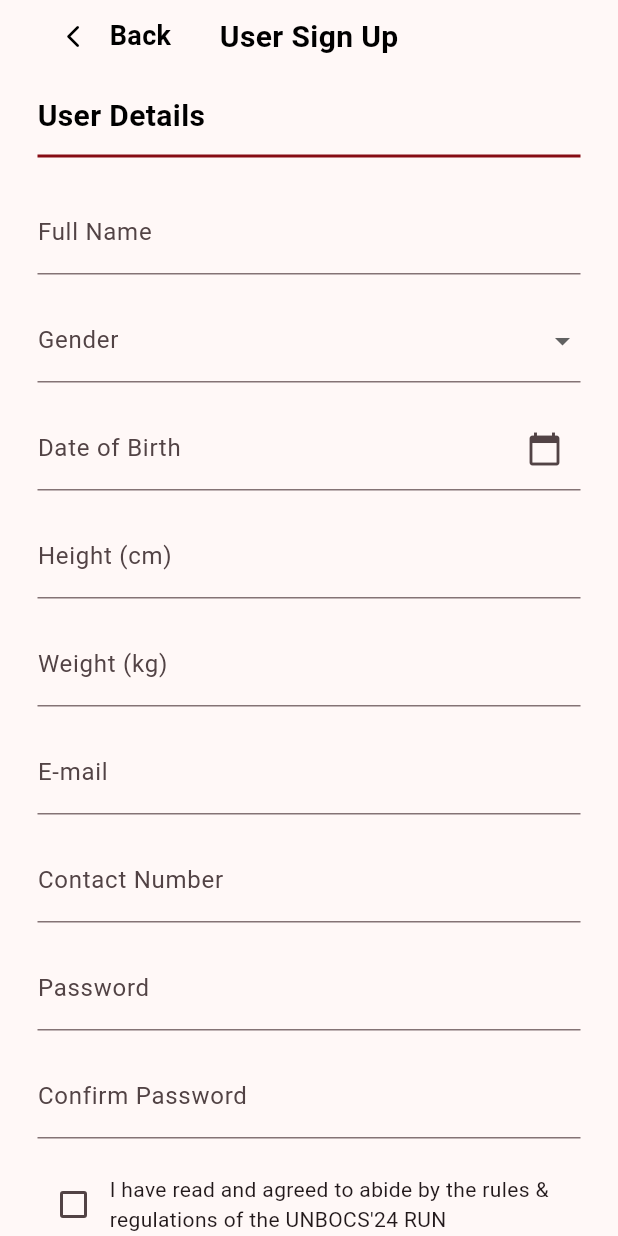
After one commit to Apps-Builder/utmrunify, a Flutter app: the screen it shows after launch, after a tap on "Sign Up as User", on a phone screen of 412 x 824 dp. The commit adds this screen. Run offline on Flutter 3.47's test engine with Material 3 defaults, Android fonts, the light colour scheme and no system bars; our stand-ins replace cloud_firestore, firebase_auth, firebase_core; accounts and stored records are empty; network calls fail.

Commit message:
user organiser login signup backend

```diff
--- a/lib/loginpage.dart
+++ b/lib/loginpage.dart
@@ -2,6 +2,7 @@ import 'dart:developer';
 
 import 'package:flutter/material.dart';
 import 'package:flutter/services.dart';
+import 'package:utmrunify/usersignuppage.dart';
 
 import 'auth_service.dart';
 import 'main.dart';
@@ -92,7 +93,7 @@ class _LoginPageState extends State<LoginPage> {
                     decoration: InputDecoration(
                       filled: true,
                       fillColor: Colors.white,
-                      hintText: 'UTM Email',
+                      hintText: 'E-mail',
                       border: OutlineInputBorder(
                         borderRadius: BorderRadius.circular(15.0),
                       ),
@@ -117,6 +118,27 @@ class _LoginPageState extends State<LoginPage> {
                       EdgeInsets.symmetric(vertical: 15, horizontal: 20),
                     ),
                     controller: _password,
+                  ),
+                  SizedBox(height: 10),
+                  GestureDetector(
+                    onTap: () {
+                      Navigator.push(
+                        context,
+                        PageRouteBuilder(
+                          pageBuilder: (context, animation, secondaryAnimation) => UserSignUpPage(),
+                          transitionDuration: Duration.zero, // Removes the transition duration
+                          reverseTransitionDuration: Duration.zero, // Removes reverse transition
+                        ),
+                      );
+                    },
+                    child: Text(
+                      "Sign Up as User",
+                      style: TextStyle(
+                        color: Colors.white,
+                        decoration: TextDecoration.underline,
+                        decorationColor: Colors.white,
+                      ),
+                    ),
                   ),
                   SizedBox(height: 15),
                   GestureDetector(
--- a/lib/organiserloginpage.dart
+++ b/lib/organiserloginpage.dart
@@ -1,12 +1,13 @@
 import 'package:flutter/material.dart';
 import 'package:flutter/services.dart';
+import 'package:utmrunify/organizerHomePage.dart';
 
 import 'loginpage.dart';
 import 'main.dart';
 import 'organisersignuppage.dart';
-import 'organizerHomePage.dart';
 
 class OrganiserLoginPage extends StatefulWidget {
+
   @override
   _OrganiserLoginPageState createState() => _OrganiserLoginPageState();
 }
@@ -53,8 +54,7 @@ class _OrganiserLoginPageState extends State<OrganiserLoginPage> {
           // Content (centered)
           Center(
             child: Padding(
-              padding:
-                  const EdgeInsets.symmetric(horizontal: 30.0, vertical: 80.0),
+              padding: const EdgeInsets.symmetric(horizontal: 30.0, vertical: 80.0),
               child: Column(
                 mainAxisAlignment: MainAxisAlignment.center,
                 children: [
@@ -94,7 +94,7 @@ class _OrganiserLoginPageState extends State<OrganiserLoginPage> {
                         borderRadius: BorderRadius.circular(15.0),
                       ),
                       contentPadding:
-                          EdgeInsets.symmetric(vertical: 15, horizontal: 20),
+                      EdgeInsets.symmetric(vertical: 15, horizontal: 20),
                     ),
                     controller: _email,
                   ),
@@ -111,7 +111,7 @@ class _OrganiserLoginPageState extends State<OrganiserLoginPage> {
                         borderRadius: BorderRadius.circular(15.0),
                       ),
                       contentPadding:
-                          EdgeInsets.symmetric(vertical: 15, horizontal: 20),
+                      EdgeInsets.symmetric(vertical: 15, horizontal: 20),
                     ),
                     controller: _password,
                   ),
@@ -121,13 +121,9 @@ class _OrganiserLoginPageState extends State<OrganiserLoginPage> {
                       Navigator.push(
                         context,
                         PageRouteBuilder(
-                          pageBuilder:
-                              (context, animation, secondaryAnimation) =>
-                                  OrganiserSignUpPage(),
-                          transitionDuration:
-                              Duration.zero, // Removes the transition duration
-                          reverseTransitionDuration:
-                              Duration.zero, // Removes reverse transition
+                          pageBuilder: (context, animation, secondaryAnimation) => OrganiserSignUpPage(),
+                          transitionDuration: Duration.zero, // Removes the transition duration
+                          reverseTransitionDuration: Duration.zero, // Removes reverse transition
                         ),
                       );
                     },
@@ -146,18 +142,14 @@ class _OrganiserLoginPageState extends State<OrganiserLoginPage> {
                       Navigator.push(
                         context,
                         PageRouteBuilder(
-                          pageBuilder:
-                              (context, animation, secondaryAnimation) =>
-                                  LoginPage(),
-                          transitionDuration:
-                              Duration.zero, // Removes the transition duration
-                          reverseTransitionDuration:
-                              Duration.zero, // Removes reverse transition
+                          pageBuilder: (context, animation, secondaryAnimation) => LoginPage(),
+                          transitionDuration: Duration.zero, // Removes the transition duration
+                          reverseTransitionDuration: Duration.zero, // Removes reverse transition
                         ),
                       );
                     },
                     child: Text(
-                      "User Login",
+                      "Login as User",
                       style: TextStyle(
                         color: Colors.white,
                         decoration: TextDecoration.underline,
@@ -175,13 +167,9 @@ class _OrganiserLoginPageState extends State<OrganiserLoginPage> {
                         Navigator.push(
                           context,
                           PageRouteBuilder(
-                            pageBuilder:
-                                (context, animation, secondaryAnimation) =>
-                                    OrganizerHomePage(),
-                            transitionDuration: Duration
-                                .zero, // Removes the transition duration
-                            reverseTransitionDuration:
-                                Duration.zero, // Removes reverse transition
+                            pageBuilder: (context, animation, secondaryAnimation) => OrganizerHomePage(),
+                            transitionDuration: Duration.zero, // Removes the transition duration
+                            reverseTransitionDuration: Duration.zero, // Removes reverse transition
                           ),
                         );
                       },
@@ -198,6 +186,7 @@ class _OrganiserLoginPageState extends State<OrganiserLoginPage> {
                           color: Colors.white,
                           fontSize: 18,
                           fontWeight: FontWeight.bold,
+
                         ),
                       ),
                     ),
--- a/lib/organisersignuppage.dart
+++ b/lib/organisersignuppage.dart
@@ -1,8 +1,10 @@
 import 'dart:developer';
 
+import 'package:cloud_firestore/cloud_firestore.dart';
 import 'package:flutter/material.dart';
 import 'package:flutter/services.dart';
 import 'package:utmrunify/main.dart';
+import 'package:utmrunify/organizerHomePage.dart';
 
 import 'auth_service.dart';
 import 'organiserloginpage.dart';
@@ -17,10 +19,13 @@ class _OrganiserSignUpState extends State<OrganiserSignUpPage> {
 
   final _auth = AuthService();
 
+  final _name = TextEditingController();
   final _email = TextEditingController();
   final _password = TextEditingController();
   final _contactno = TextEditingController();
   final _confirmpassword = TextEditingController();
+
+  String? userID;
 
   @override
   void initState() {
@@ -30,6 +35,7 @@ class _OrganiserSignUpState extends State<OrganiserSignUpPage> {
   @override
   void dispose() {
     super.dispose();
+    _name.dispose();
     _email.dispose();
     _password.dispose();
     _contactno.dispose();
@@ -107,6 +113,7 @@ class _OrganiserSignUpState extends State<OrganiserSignUpPage> {
                     child: Column(
                       children: [
                         TextFormField(
+                          controller: _name,
                           decoration: InputDecoration(
                             contentPadding: EdgeInsets.symmetric(vertical: 8.0),
                             focusedBorder: UnderlineInputBorder(
@@ -249,17 +256,33 @@ class _OrganiserSignUpState extends State<OrganiserSignUpPage> {
   goToHome(BuildContext context) => Navigator.push(
     context,
     PageRouteBuilder(
-      pageBuilder: (context, animation, secondaryAnimation) => MyHomePage(),
+      pageBuilder: (context, animation, secondaryAnimation) => OrganizerHomePage(),
       transitionDuration: Duration.zero, // Removes the transition duration
       reverseTransitionDuration: Duration.zero, // Removes reverse transition
     ),
   );
 
+  uploadUserToDb() async {
+    try {
+      FirebaseFirestore.instance.collection("organisers").add({
+        "email": _email.text.trim(),
+        "contactco": _contactno.text.trim(),
+        "name": _name.text.trim(),
+        "userID": userID
+      });
+    } catch(e) {
+      print(e);
+    }
+  }
+
   _signup() async {
     final user = await _auth.createUserWithEmailAndPassword(_email.text, _password.text);
+
     if (user != null) {
+      userID = user!.uid;
       log("User created successfully");
       goToHome(context);
     }
+    uploadUserToDb();
   }
 }
--- /dev/null
+++ b/lib/usersignuppage.dart
@@ -0,0 +1,259 @@
+import 'dart:developer';
+
+import 'package:cloud_firestore/cloud_firestore.dart';
+import 'package:flutter/material.dart';
+import 'package:flutter/services.dart';
+import 'package:utmrunify/main.dart';
+
+import 'auth_service.dart';
+import 'organiserloginpage.dart';
+
+class UserSignUpPage extends StatefulWidget {
+  @override
+  _UserSignUpState createState() => _UserSignUpState();
+}
+
+class _UserSignUpState extends State<UserSignUpPage> {
+  final _auth = AuthService();
+
+  final _fullname = TextEditingController();
+  final _email = TextEditingController();
+  final _password = TextEditingController();
+  final _contactno = TextEditingController();
+  final _confirmpassword = TextEditingController();
+  final _height = TextEditingController();
+  final _weight = TextEditingController();
+  final _dob = TextEditingController();
+
+  String? _selectedGender;
+  String? userID;
+
+  @override
+  void dispose() {
+    super.dispose();
+    _fullname.dispose();
+    _email.dispose();
+    _password.dispose();
+    _contactno.dispose();
+    _confirmpassword.dispose();
+    _height.dispose();
+    _weight.dispose();
+    _dob.dispose();
+  }
+
+  @override
+  Widget build(BuildContext context) {
+    bool _isChecked = false;
+
+    return Scaffold(
+      resizeToAvoidBottomInset: false,
+      body: SafeArea(
+        child: SingleChildScrollView(
+          child: Padding(
+            padding: const EdgeInsets.symmetric(horizontal: 25),
+            child: Column(
+              crossAxisAlignment: CrossAxisAlignment.start,
+              children: [
+                // Header
+                Stack(
+                  children: [
+                    Align(
+                      alignment: Alignment.centerLeft,
+                      child: Row(
+                        children: [
+                          IconButton(
+                            onPressed: () {
+                              Navigator.pop(context);
+                            },
+                            icon: Icon(Icons.arrow_back_ios_rounded, color: Colors.black, size: 18),
+                          ),
+                          Text(
+                            "Back",
+                            style: TextStyle(color: Colors.black, fontSize: 18, fontWeight: FontWeight.bold),
+                          ),
+                        ],
+                      ),
+                    ),
+                    Center(
+                      child: Container(
+                        padding: EdgeInsets.only(top: 10),
+                        child: Text(
+                          "User Sign Up",
+                          style: TextStyle(color: Colors.black, fontSize: 20, fontWeight: FontWeight.bold),
+                        ),
+                      ),
+                    ),
+                  ],
+                ),
+                SizedBox(height: 15),
+
+                // Form Fields
+                Text(
+                  "User Details",
+                  style: TextStyle(color: Colors.black, fontSize: 20, fontWeight: FontWeight.bold),
+                ),
+                SizedBox(height: 4),
+                Divider(color: Color(0xFF870C14), thickness: 2),
+                SizedBox(height: 15),
+                TextFormField(
+                  controller: _fullname,
+                  decoration: InputDecoration(labelText: 'Full Name'),
+                ),
+                SizedBox(height: 16),
+                DropdownButtonFormField<String>(
+                  value: _selectedGender,
+                  onChanged: (value) {
+                    setState(() {
+                      _selectedGender = value;
+                    });
+                  },
+                  items: ['Male', 'Female', 'Other']
+                      .map((gender) => DropdownMenuItem<String>(
+                    value: gender,
+                    child: Text(gender),
+                  ))
+                      .toList(),
+                  decoration: InputDecoration(labelText: 'Gender'),
+                ),
+                SizedBox(height: 16),
+                TextFormField(
+                  controller: _dob,
+                  decoration: InputDecoration(
+                    labelText: 'Date of Birth',
+                    suffixIcon: Icon(Icons.calendar_today),
+                  ),
+                  readOnly: true,
+                  onTap: () async {
+                    DateTime? pickedDate = await showDatePicker(
+                      context: context,
+                      initialDate: DateTime.now(),
+                      firstDate: DateTime(1900),
+                      lastDate: DateTime.now(),
+                    );
+                    if (pickedDate != null) {
+                      setState(() {
+                        _dob.text = "${pickedDate.toLocal()}".split(' ')[0];
+                      });
+                    }
+                  },
+                ),
+                SizedBox(height: 16),
+                TextFormField(
+                  controller: _height,
+                  decoration: InputDecoration(labelText: 'Height (cm)'),
+                  keyboardType: TextInputType.number,
+                ),
+                SizedBox(height: 16),
+                TextFormField(
+                  controller: _weight,
+                  decoration: InputDecoration(labelText: 'Weight (kg)'),
+                  keyboardType: TextInputType.number,
+                ),
+                SizedBox(height: 16),
+                TextFormField(
+                  controller: _email,
+                  decoration: InputDecoration(labelText: 'E-mail'),
+                  keyboardType: TextInputType.emailAddress,
+                ),
+                SizedBox(height: 16),
+                TextFormField(
+                  controller: _contactno,
+                  decoration: InputDecoration(labelText: 'Contact Number'),
+                  keyboardType: TextInputType.phone,
+                ),
+                SizedBox(height: 16),
+                TextFormField(
+                  controller: _password,
+                  obscureText: true,
+                  decoration: InputDecoration(labelText: 'Password'),
+                ),
+                SizedBox(height: 16),
+                TextFormField(
+                  controller: _confirmpassword,
+                  obscureText: true,
+                  decoration: InputDecoration(labelText: 'Confirm Password'),
+                ),
+                SizedBox(height: 20),
+
+                // Checkbox
+                Row(
+                  children: [
+                    Checkbox(
+                      value: _isChecked,
+                      onChanged: (bool? value) {
+                        setState(() {
+                          _isChecked = value ?? false;
+                        });
+                      },
+                    ),
+                    Expanded(
+                      child: Text(
+                        "I have read and agreed to abide by the rules & regulations of the UNBOCS'24 RUN",
+                        style: TextStyle(fontSize: 14),
+                      ),
+                    ),
+                  ],
+                ),
+                SizedBox(height: 20),
+
+                // Sign Up Button
+                Container(
+                  width: double.infinity,
+                  child: ElevatedButton(
+                    onPressed: _signup,
+                    style: ElevatedButton.styleFrom(
+                      backgroundColor: Color(0xFF870C14),
+                      padding: EdgeInsets.symmetric(horizontal: 24, vertical: 12),
+                      textStyle: TextStyle(fontSize: 18),
+                      shape: RoundedRectangleBorder(
+                        borderRadius: BorderRadius.circular(20),
+                      ),
+                    ),
+                    child: Text("Sign Up", style: TextStyle(color: Colors.white)),
+                  ),
+                ),
+              ],
+            ),
+          ),
+        ),
+      ),
+    );
+  }
+
+  goToHome(BuildContext context) => Navigator.push(
+    context,
+    PageRouteBuilder(
+      pageBuilder: (context, animation, secondaryAnimation) => MyHomePage(),
+      transitionDuration: Duration.zero,
+      reverseTransitionDuration: Duration.zero,
+    ),
+  );
+
+  uploadUserToDb() async {
+    try {
+      FirebaseFirestore.instance.collection("users").add({
+        "email": _email.text.trim(),
+      "contactco": _contactno.text.trim(),
+      "height": _height.text.trim(),
+      "weight": _weight.text.trim(),
+      "dateofbirth": _dob.text.trim(),
+        "gender": _selectedGender,
+        "name": _fullname.text.trim(),
+        "userID": userID
+      });
+    } catch(e) {
+      print(e);
+    }
+  }
+
+  _signup() async {
+    final user = await _auth.createUserWithEmailAndPassword(_email.text, _password.text);
+
+    if (user != null) {
+      userID = user!.uid;
+      log("User created successfully");
+      goToHome(context);
+    }
+    uploadUserToDb();
+  }
+}
--- a/pubspec.yaml
+++ b/pubspec.yaml
@@ -38,6 +38,7 @@ dependencies:
   fl_chart: ^0.36.3
   firebase_auth: ^5.3.3
   firebase_core: ^3.8.0
+  cloud_firestore: ^5.5.1
 
 dev_dependencies:
   flutter_test:
@@ -67,8 +68,6 @@ flutter:
     - assets/image/unbocs.jpg
     - assets/image/seloka.jpg
     - assets/image/night.jpg
-    - assets/image/Kelip2.jpeg
-    - assets/image/Seloka.jpeg
 
   # An image asset can refer to one or more resolution-specific "variants", see
   # https://flutter.dev/to/resolution-aware-images
```
Also changed, not shown: pubspec.lock, 2 other files.
